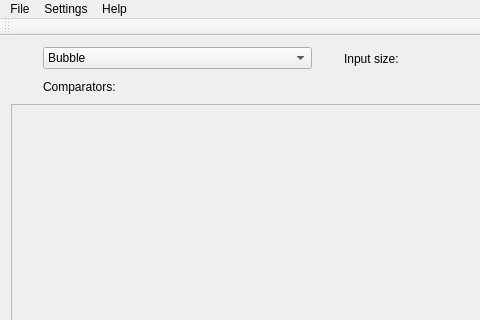
NIC0NIC0NI/QT-gui-toys, file Sorting-Network-Maker/ui/sorting_network_maker.ui: the form before one commit; both pictures show x 0 to 480 and y 0 to 320 of the 1280 by 720 pixel window.
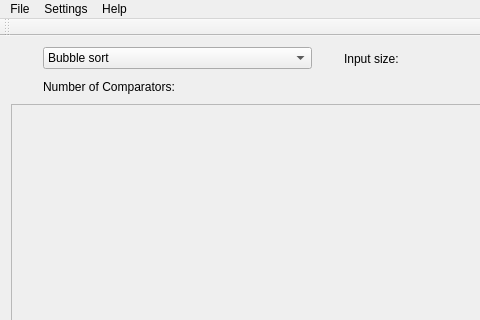
The form after the commit. Icons and pictures are not drawn.

```diff
--- a/Sorting-Network-Maker/ui/sorting_network_maker.ui
+++ b/Sorting-Network-Maker/ui/sorting_network_maker.ui
@@ -60,7 +60,7 @@
           </property>
           <item>
            <property name="text">
-            <string>Bubble</string>
+            <string>Bubble sort</string>
            </property>
           </item>
           <item>
@@ -210,7 +210,7 @@
            <string>The number of compare-and-swap operations in a sorting network.</string>
           </property>
           <property name="text">
-           <string>Comparators:</string>
+           <string>Number of Comparators:</string>
           </property>
          </widget>
         </item>
```
Left out of the diff: 18 changed lines with no effect on the pictures.
